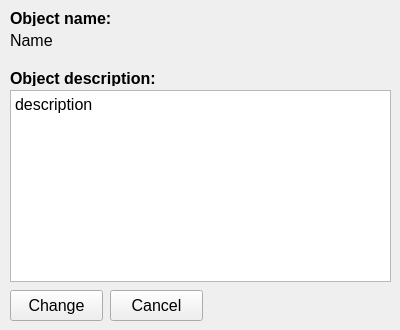
Qt form desktop/ui_files/object_info.ui (Magzister/crud_desktop) before a commit.
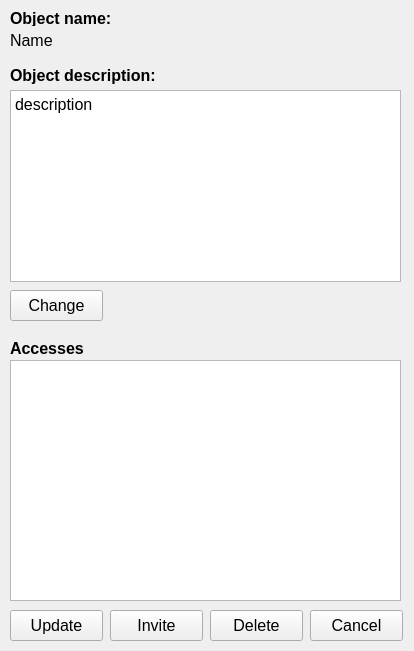
The same form after that commit.

Commit message: add access visible in object_info window

Patch:
```diff
--- a/desktop/ui_files/object_info.ui
+++ b/desktop/ui_files/object_info.ui
@@ -6,8 +6,8 @@
    <rect>
     <x>0</x>
     <y>0</y>
-    <width>400</width>
-    <height>330</height>
+    <width>414</width>
+    <height>651</height>
    </rect>
   </property>
   <property name="windowTitle">
@@ -18,7 +18,7 @@
     <rect>
      <x>10</x>
      <y>90</y>
-     <width>381</width>
+     <width>391</width>
      <height>192</height>
     </rect>
    </property>
@@ -80,9 +80,9 @@
    <property name="geometry">
     <rect>
      <x>10</x>
-     <y>70</y>
+     <y>60</y>
      <width>181</width>
-     <height>16</height>
+     <height>31</height>
     </rect>
    </property>
    <property name="font">
@@ -119,8 +119,8 @@
   <widget class="QPushButton" name="cancel_button">
    <property name="geometry">
     <rect>
-     <x>110</x>
-     <y>290</y>
+     <x>310</x>
+     <y>610</y>
      <width>93</width>
      <height>31</height>
     </rect>
@@ -135,6 +135,100 @@
     <string>Cancel</string>
    </property>
   </widget>
+  <widget class="QListWidget" name="access_list_widget">
+   <property name="geometry">
+    <rect>
+     <x>10</x>
+     <y>360</y>
+     <width>391</width>
+     <height>241</height>
+    </rect>
+   </property>
+   <property name="font">
+    <font>
+     <family>Arial</family>
+     <pointsize>12</pointsize>
+    </font>
+   </property>
+  </widget>
+  <widget class="QPushButton" name="invite_button">
+   <property name="geometry">
+    <rect>
+     <x>110</x>
+     <y>610</y>
+     <width>93</width>
+     <height>31</height>
+    </rect>
+   </property>
+   <property name="font">
+    <font>
+     <family>Arial</family>
+     <pointsize>12</pointsize>
+    </font>
+   </property>
+   <property name="text">
+    <string>Invite</string>
+   </property>
+  </widget>
+  <widget class="QPushButton" name="delete_button">
+   <property name="geometry">
+    <rect>
+     <x>210</x>
+     <y>610</y>
+     <width>93</width>
+     <height>31</height>
+    </rect>
+   </property>
+   <property name="font">
+    <font>
+     <family>Arial</family>
+     <pointsize>12</pointsize>
+    </font>
+   </property>
+   <property name="text">
+    <string>Delete</string>
+   </property>
+  </widget>
+  <widget class="QLabel" name="label_3">
+   <property name="geometry">
+    <rect>
+     <x>10</x>
+     <y>340</y>
+     <width>91</width>
+     <height>16</height>
+    </rect>
+   </property>
+   <property name="font">
+    <font>
+     <family>Arial</family>
+     <pointsize>12</pointsize>
+     <weight>75</weight>
+     <bold>true</bold>
+    </font>
+   </property>
+   <property name="text">
+    <string>Accesses</string>
+   </property>
+  </widget>
+  <widget class="QPushButton" name="update_button">
+   <property name="geometry">
+    <rect>
+     <x>10</x>
+     <y>610</y>
+     <width>93</width>
+     <height>31</height>
+    </rect>
+   </property>
+   <property name="font">
+    <font>
+     <family>Arial</family>
+     <pointsize>12</pointsize>
+    </font>
+   </property>
+   <property name="text">
+    <string>Update</string>
+   </property>
+  </widget>
  </widget>
  <resources/>
  <connections/>
```
The commit also changes 4 other files.
